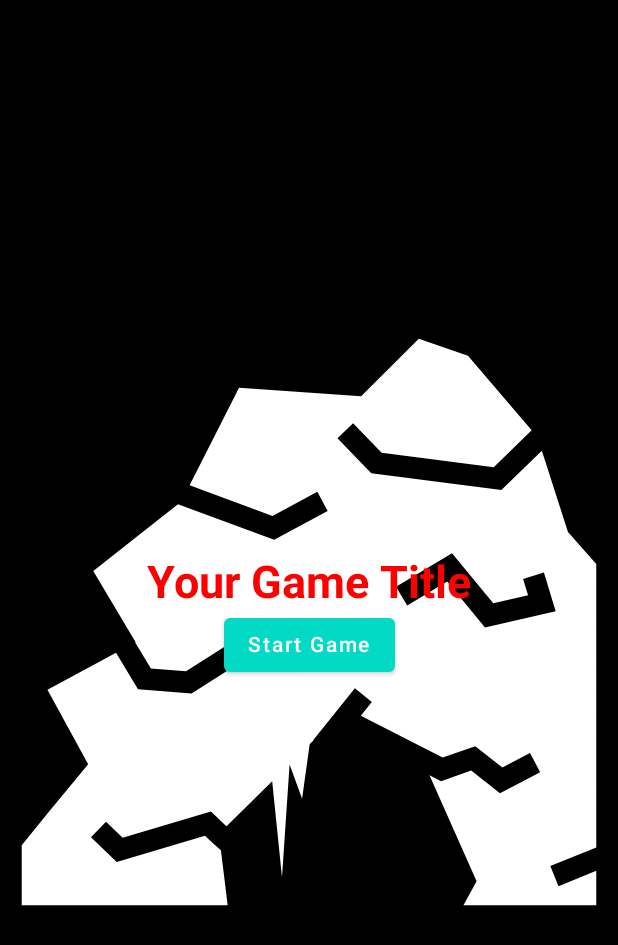
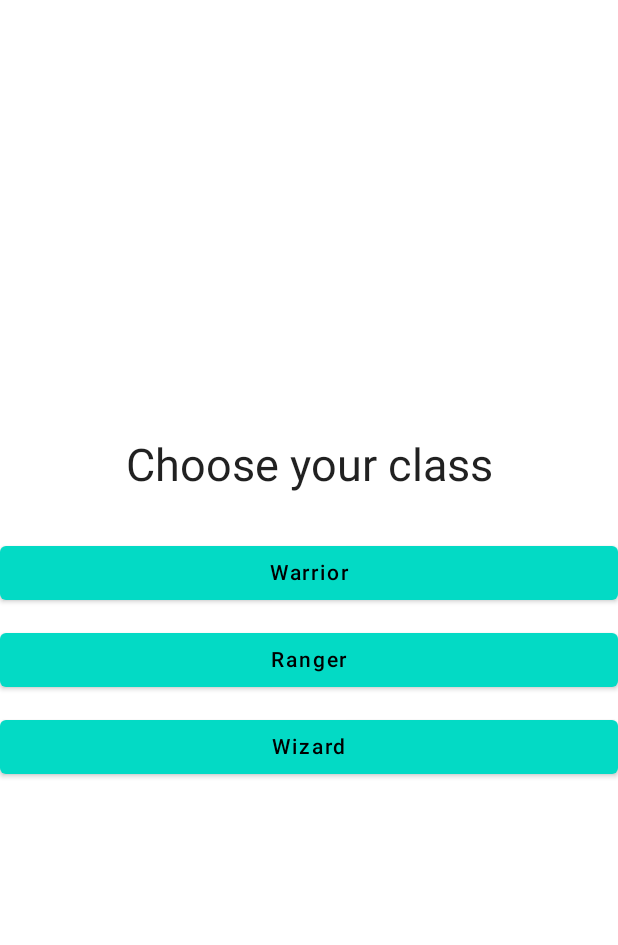
Before and after one commit to AlenPobhenrhaj/TextGame, an Android app built with Jetpack Compose: the screen it shows after launch (MainActivity), after a tap on "Start Game", on a phone screen of 412 x 824 dp. Shown: the top 945 px of the screen. Run offline under Robolectric (Android 15) with nearby library versions, the phone set to English and light mode, and no system bars; our stand-ins replace livedata-compose.

Commit message:
Added Character select screen with 3 classes(Might modify the UI)

```diff
--- a/app/build.gradle
+++ b/app/build.gradle
@@ -62,4 +62,16 @@ dependencies {
     debugImplementation "androidx.compose.ui:ui-test-manifest:$compose_ui_version"
 
     implementation 'androidx.lifecycle:lifecycle-viewmodel-compose:1.0.0-alpha07'
+
+    //Navigation
+    implementation "androidx.navigation:navigation-compose:2.4.0-alpha10"
+
+    //For live data
+    implementation "androidx.compose.runtime:runtime-livedata:1.1.1"
+
+    // For state flow
+    implementation 'androidx.compose.runtime:runtime:1.1.1'
+
+
+
 }
--- a/app/src/main/java/com/example/textgame/MainActivity.kt
+++ b/app/src/main/java/com/example/textgame/MainActivity.kt
@@ -10,6 +10,10 @@ import androidx.compose.material.Text
 import androidx.compose.runtime.Composable
 import androidx.compose.ui.Modifier
 import androidx.compose.ui.tooling.preview.Preview
+import androidx.navigation.compose.NavHost
+import androidx.navigation.compose.composable
+import androidx.navigation.compose.rememberNavController
+import com.example.textgame.ui.CharacterClassSelectionScreen
 import com.example.textgame.ui.TitleScreen
 import com.example.textgame.ui.theme.TextGameTheme
 
@@ -18,9 +22,16 @@ class MainActivity : ComponentActivity() {
         super.onCreate(savedInstanceState)
         setContent {
             TextGameTheme {
+                // Create a NavController
+                val navController = rememberNavController()
+
                 // A surface container using the 'background' color from the theme
                 Surface(modifier = Modifier.fillMaxSize(), color = MaterialTheme.colors.background) {
-                    TitleScreen()
+                    // Create a NavHost with the NavController
+                    NavHost(navController = navController, startDestination = "titleScreen") {
+                        composable("titleScreen") { TitleScreen(navController) }
+                        composable("characterClassSelectionScreen") { CharacterClassSelectionScreen() }
+                    }
                 }
             }
         }
--- /dev/null
+++ b/app/src/main/java/com/example/textgame/ui/CharacterClassSelectionScreen.kt
@@ -0,0 +1,52 @@
+package com.example.textgame.ui
+
+import androidx.compose.foundation.layout.*
+import androidx.compose.material.Button
+import androidx.compose.material.ButtonDefaults
+import androidx.compose.material.MaterialTheme
+import androidx.compose.material.Text
+import androidx.compose.runtime.Composable
+import androidx.compose.ui.Alignment
+import androidx.compose.ui.Modifier
+import androidx.compose.ui.unit.dp
+import androidx.compose.ui.unit.sp
+import androidx.lifecycle.ViewModel
+import androidx.lifecycle.viewmodel.compose.viewModel
+import com.example.textgame.viewmodel.GameViewModel
+
+enum class CharacterClass {
+    Warrior,
+    Ranger,
+    Wizard
+}
+
+@Composable
+fun CharacterClassSelectionScreen() {
+    // Getting the ViewModel
+    val viewModel: GameViewModel = viewModel()
+
+    Column(
+        modifier = Modifier.fillMaxSize(),
+        verticalArrangement = Arrangement.Center,
+        horizontalAlignment = Alignment.CenterHorizontally
+    ) {
+        Text(
+            text = "Choose your class",
+            fontSize = 30.sp
+        )
+
+        Spacer(Modifier.height(30.dp))
+
+        CharacterClass.values().forEach { characterClass ->
+            Button(
+                onClick = { viewModel.onCharacterClassSelected(characterClass) },
+                colors = ButtonDefaults.buttonColors(backgroundColor = MaterialTheme.colors.secondary),
+                modifier = Modifier.fillMaxWidth()
+            ) {
+                Text(text = characterClass.name)
+            }
+
+            Spacer(Modifier.height(10.dp))
+        }
+    }
+}
--- a/app/src/main/java/com/example/textgame/ui/TitleScreen.kt
+++ b/app/src/main/java/com/example/textgame/ui/TitleScreen.kt
@@ -14,20 +14,31 @@ import androidx.compose.runtime.Composable
 import androidx.compose.ui.Alignment
 import androidx.compose.ui.Modifier
 import androidx.compose.ui.graphics.Color
-import androidx.compose.ui.platform.LocalContext
-import androidx.compose.ui.res.painterResource
-import androidx.compose.ui.semantics.Role.Companion.Image
-import androidx.compose.ui.text.font.FontWeight
-import androidx.compose.ui.tooling.preview.Preview
-import androidx.compose.ui.unit.sp
 import com.example.textgame.viewmodel.TitleViewModel
 import androidx.lifecycle.viewmodel.compose.viewModel
+import androidx.navigation.NavController
+import androidx.compose.runtime.getValue
+import androidx.compose.runtime.livedata.observeAsState
+import androidx.compose.ui.res.painterResource
+import androidx.compose.ui.text.font.FontWeight
+import androidx.compose.ui.unit.sp
 import com.example.textgame.R
 
+
 @Composable
-fun TitleScreen() {
-    // Getting the ViewModel
+fun TitleScreen(navController: NavController) {
     val viewModel: TitleViewModel = viewModel()
+
+    val navigateToCharacterSelectionScreen by viewModel.navigateToCharacterSelectionScreen.observeAsState(initial = false)
+
+    if (navigateToCharacterSelectionScreen) {
+        navController.navigate("characterClassSelectionScreen") {
+            // Ensures we won't navigate twice to the same route
+            launchSingleTop = true
+        }
+        // Reset the navigation event
+        viewModel.navigateToCharacterSelectionScreen.value = false
+    }
 
     Box(
         modifier = Modifier.fillMaxSize().background(Color.Black),
@@ -45,7 +56,7 @@ fun TitleScreen() {
         ) {
             Text(
                 text = "Your Game Title",
-                color = Color.Red,
+                color = Color.Red, // Updated the color import statement
                 fontSize = 30.sp,
                 fontWeight = FontWeight.Bold
             )
@@ -62,8 +73,10 @@ fun TitleScreen() {
     }
 }
 
-@Preview(showBackground = true)
+
+
+/*@Preview(showBackground = true)
 @Composable
 fun PreviewTitleScreen() {
     TitleScreen()
-}
+}*/
--- /dev/null
+++ b/app/src/main/java/com/example/textgame/viewmodel/GameViewModel.kt
@@ -0,0 +1,11 @@
+package com.example.textgame.viewmodel
+
+import androidx.lifecycle.ViewModel
+import com.example.textgame.ui.CharacterClass
+
+class GameViewModel : ViewModel() {
+
+    fun onCharacterClassSelected(characterClass: CharacterClass) {
+        // Handle character class selection
+    }
+}
--- a/app/src/main/java/com/example/textgame/viewmodel/TitleViewModel.kt
+++ b/app/src/main/java/com/example/textgame/viewmodel/TitleViewModel.kt
@@ -1,13 +1,15 @@
 package com.example.textgame.viewmodel
 
+import androidx.lifecycle.MutableLiveData
 import androidx.lifecycle.ViewModel
 
 
 class TitleViewModel : ViewModel() {
-
-    // LiveData, StateFlow, or any other observable here to handle state
+    // Make sure this is a MutableLiveData to be able to modify it from the ViewModel
+    val navigateToCharacterSelectionScreen = MutableLiveData(false)
 
     fun onStartClick() {
         // Handle start click
+        navigateToCharacterSelectionScreen.value = true
     }
 }
```
